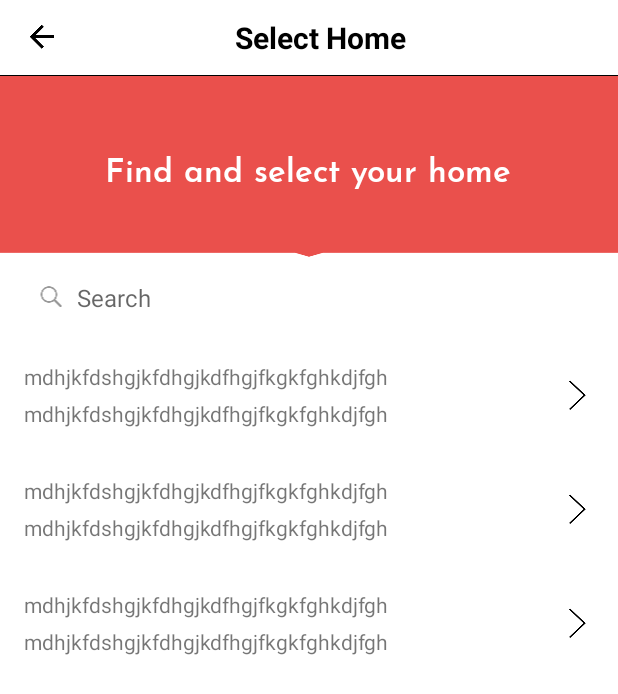
After one commit to vk-git/Lindera-App, an Android app: the layout activity_choose_home.xml on its own in the app's theme, with its tools: preview values and no code run, on a phone screen of 412 x 824 dp. The commit adds this screen. Shown: the top 694 px of the screen. Run offline under Robolectric (Android 15) with nearby library versions, the phone set to English and light mode, and no system bars; network calls fail.

Commit message:
initial commit

```diff
--- a/app/src/main/java/com/linderaredux/api/service/LinderaApi.kt
+++ b/app/src/main/java/com/linderaredux/api/service/LinderaApi.kt
@@ -23,6 +23,9 @@ interface LinderaApi {
     @GET("patients")
     fun userPatients(): Observable<Response<BaseResponse<List<Patient>>>>
 
+    @GET("homes")
+    fun userHomes(@Query("query") query:String): Observable<Response<BaseResponse<List<UserHome>>>>
+
     @POST("patients")
     fun userCreatePatient(@Body patientReq: JsonObject): Observable<Response<BaseResponse<Patient>>>
 
--- a/app/src/main/java/com/linderaredux/ui/register/RegisterActivity.kt
+++ b/app/src/main/java/com/linderaredux/ui/register/RegisterActivity.kt
@@ -59,6 +59,10 @@ class RegisterActivity : BaseActivity<ActivityRegisterBinding, RegisterViewModel
         val adapter = ArrayAdapter(this,
                 android.R.layout.simple_dropdown_item_1line, list)
         mActivityRegisterBinding!!.txtPosition.setAdapter(adapter)
+
+        mActivityRegisterBinding!!.txtChooseHome.setOnClickListener {
+
+        }
 
         mActivityRegisterBinding!!.etFirstName.addTextChangedListener(Validation(mActivityRegisterBinding!!.etFirstName, Validation.ValidationType.CompanyName))
         mActivityRegisterBinding!!.etLastName.addTextChangedListener(Validation(mActivityRegisterBinding!!.etLastName, Validation.ValidationType.CompanyName))
--- /dev/null
+++ b/app/src/main/res/layout/activity_choose_home.xml
@@ -0,0 +1,83 @@
+<layout xmlns:android="http://schemas.android.com/apk/res/android"
+    xmlns:app="http://schemas.android.com/apk/res-auto"
+    xmlns:tools="http://schemas.android.com/tools"
+    tools:context=".ui.choose_home.ChooseHomeActivity">
+
+    <data>
+
+        <import type="android.view.View" />
+
+        <variable
+            name="viewModel"
+            type="com.linderaredux.ui.choose_home.ChooseHomeViewModel" />
+
+    </data>
+
+    <LinearLayout
+        android:layout_width="match_parent"
+        android:layout_height="match_parent"
+        android:background="@color/white"
+        android:orientation="vertical">
+
+        <com.linderaredux.view.ToolBar
+            android:id="@+id/toolbar"
+            android:layout_width="match_parent"
+            android:layout_height="wrap_content"
+            android:text="@string/select_home_title"
+            app:leftDrawable="@drawable/ic_back_arrow" />
+
+        <RelativeLayout
+            android:layout_width="match_parent"
+            android:layout_height="wrap_content">
+
+            <androidx.appcompat.widget.AppCompatImageView
+                android:layout_width="match_parent"
+                android:layout_height="120.52dp"
+                android:background="@drawable/slide_1" />
+
+            <androidx.appcompat.widget.AppCompatTextView
+                android:layout_width="wrap_content"
+                android:layout_height="wrap_content"
+                android:layout_centerInParent="true"
+                android:fontFamily="@font/josefinsans_semibold"
+                android:text="@string/find_and_select_your_home"
+                android:textAlignment="center"
+                android:textColor="@color/white"
+                android:textSize="22sp" />
+        </RelativeLayout>
+
+        <LinearLayout
+            android:layout_width="match_parent"
+            android:layout_height="wrap_content"
+            android:background="@color/white"
+            android:orientation="horizontal"
+            android:paddingTop="16sp"
+            android:paddingBottom="16dp"
+            android:weightSum="2">
+
+            <androidx.appcompat.widget.AppCompatImageView
+                android:layout_width="0dp"
+                android:layout_height="wrap_content"
+                android:layout_gravity="center"
+                android:layout_marginStart="17dp"
+                android:layout_weight="0.2"
+                android:src="@drawable/search_icon" />
+
+            <EditText
+                android:id="@+id/etSearch"
+                android:layout_width="wrap_content"
+                android:layout_height="wrap_content"
+                android:background="@drawable/search_edit_text"
+                android:fontFamily="@font/roboto_regular"
+                android:hint="@string/dashboard_search"
+                android:textSize="16sp" />
+        </LinearLayout>
+
+        <androidx.recyclerview.widget.RecyclerView
+            android:id="@+id/recyclerView"
+            android:layout_width="match_parent"
+            android:layout_height="match_parent"
+            tools:listitem="@layout/home_item" />
+
+    </LinearLayout>
+</layout>
--- /dev/null
+++ b/app/src/main/res/layout/home_item.xml
@@ -0,0 +1,46 @@
+<?xml version="1.0" encoding="utf-8"?>
+<layout xmlns:android="http://schemas.android.com/apk/res/android"
+    xmlns:tools="http://schemas.android.com/tools">
+
+    <data>
+
+        <variable
+            name="userHome"
+            type="com.linderaredux.api.response.UserHome"></variable>
+    </data>
+
+    <LinearLayout
+        android:layout_width="match_parent"
+        android:layout_height="wrap_content"
+        android:gravity="center"
+        android:orientation="horizontal"
+        android:padding="16dp">
+
+        <LinearLayout
+            android:layout_width="0dp"
+            android:layout_height="wrap_content"
+            android:layout_weight="1"
+            android:orientation="vertical">
+
+            <TextView
+                android:layout_width="wrap_content"
+                android:layout_height="wrap_content"
+                tools:text="mdhjkfdshgjkfdhgjkdfhgjfkgkfghkdjfgh" />
+
+            <TextView
+                android:layout_width="wrap_content"
+                android:layout_height="wrap_content"
+                android:layout_marginTop="5dp"
+                tools:text="mdhjkfdshgjkfdhgjkdfhgjfkgkfghkdjfgh" />
+
+        </LinearLayout>
+
+        <androidx.appcompat.widget.AppCompatImageView
+            android:layout_width="wrap_content"
+            android:layout_height="wrap_content"
+            android:background="@color/white"
+            android:rotation="270"
+            android:src="@drawable/arrow_down" />
+
+    </LinearLayout>
+</layout>
--- a/app/src/main/res/values/strings.xml
+++ b/app/src/main/res/values/strings.xml
@@ -193,4 +193,6 @@
     <string name="edit_patient_edit_title">Edit Patient</string>
     <string name="patient_edit">Edit</string>
     <string name="patient_save">Save</string>
+    <string name="find_and_select_your_home">Find and select your home</string>
+    <string name="select_home_title">Select Home</string>
 </resources>
```
Also changed, not shown: app/src/main/java/com/linderaredux/adapter/HomesAdapter.kt (added, +42 -0 lines), app/src/main/java/com/linderaredux/api/service/LinderaService.kt (+20 -0 lines), app/src/main/java/com/linderaredux/ui/choose_home/ChooseHomeActivity.kt (added, +82 -0 lines), app/src/main/java/com/linderaredux/ui/choose_home/ChooseHomeActivityModule.kt (added, +18 -0 lines), app/src/main/java/com/linderaredux/ui/choose_home/ChooseHomeNavigator.kt (added, +8 -0 lines), app/src/main/java/com/linderaredux/ui/choose_home/ChooseHomeViewModel.kt (added, +39 -0 lines), app/src/main/java/com/linderaredux/utils/RxSearch.kt (added, +33 -0 lines), app/src/main/java/com/linderaredux/utils/ViewModelProviderFactory.kt (+30 -53 lines), app/src/main/res/layout/activity_register.xml (+29 -5 lines).
